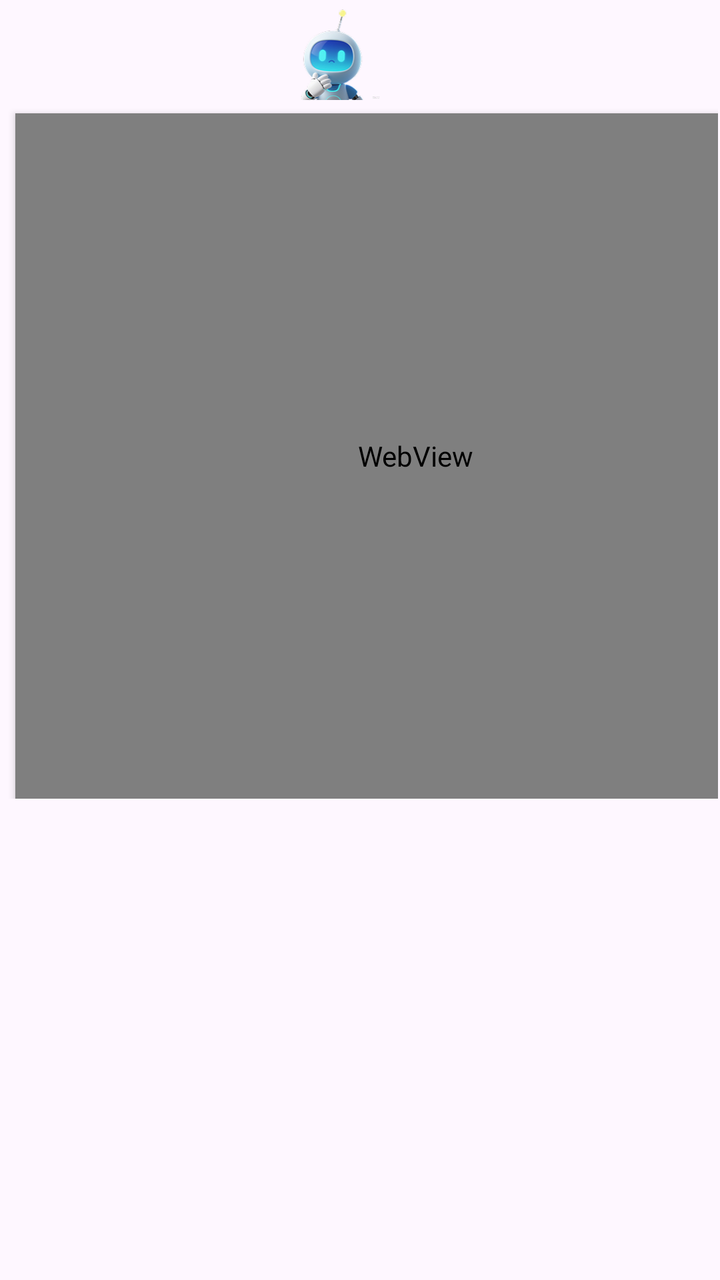
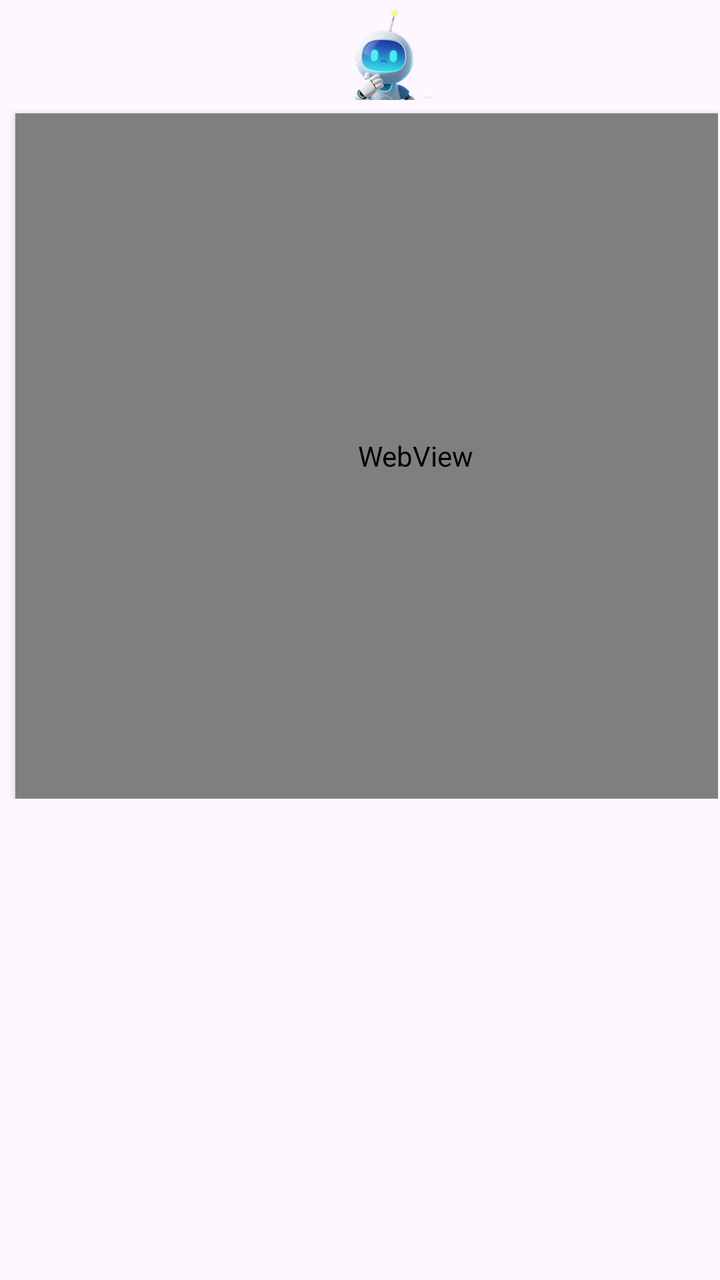

Compare the two renders of this Android layout. The source of the first and the diff that turns it into the second are given below.
<!-- AndroidManifest.xml: application theme Theme.AIAgent -->
<!-- res/layout/aiagent_window_layout.xml -->
<?xml version="1.0" encoding="utf-8"?>
<FrameLayout xmlns:android="http://schemas.android.com/apk/res/android"
    android:layout_width="1244px"
    android:layout_height="1252px"
    android:id="@+id/myFrameLayout"
    android:padding="1dp">
    

    <LinearLayout
        android:layout_width="wrap_content"
        android:layout_height="wrap_content"

        android:id="@+id/aiagentlinearLayout"

        android:orientation="vertical">
        <LinearLayout
            android:layout_width="wrap_content"
            android:layout_height="wrap_content"

            android:id="@+id/tipslayout"
            android:layout_marginLeft="422px"
            android:orientation="horizontal">
            <ImageView
                android:id="@+id/roboticon"
                android:layout_width="147px"
                android:layout_height="147px"

                android:scaleType="fitXY"
                android:src="@drawable/robot"
                android:visibility="visible" />
            <LinearLayout
                android:layout_width="wrap_content"
                android:layout_height="wrap_content"
                android:layout_marginLeft="187px"
                android:layout_marginTop="15px"
                android:id="@+id/inputtextslayout"

                android:orientation="vertical">
                <TextView
                    android:id="@+id/inputtext"
                    android:layout_width="323px"
                    android:layout_height="63px"
                    android:textColor="#FF000000"
                    android:textSize="20sp"/>
                <TextView
                    android:id="@+id/proceduer"
                    android:layout_width="235px"
                    android:layout_height="40px"
                    android:textColor="#FF007AFF"
                    android:text="qwen3.0生成中..."
                    android:visibility="gone"
                    android:textSize="15sp"/>
            </LinearLayout>
        </LinearLayout>
        <LinearLayout
            android:layout_width="wrap_content"
            android:layout_height="wrap_content"

            android:id="@+id/btnslayout"
            android:visibility="gone"
            android:orientation="vertical">
            <LinearLayout
                android:layout_width="1000px"
                android:layout_height="240px"
                android:layout_marginLeft="120px"
                android:layout_marginTop="96px"
                android:id="@+id/radiolayout"

                android:orientation="horizontal">
                <android.widget.Switch
                    android:id="@+id/btnwindow"
                    android:layout_width="281px"
                    android:layout_height="177px"
                    android:layout_marginTop="31px"

                    android:scaleType="fitXY"
                    android:background="@drawable/radiobtnbg"
                    android:textSize="10sp"

                    android:text="车窗"/>
                <android.widget.Switch
                    android:id="@+id/btnoutdoor"
                    android:layout_width="281px"
                    android:layout_height="177px"
                    android:layout_marginTop="31px"
                    android:layout_marginLeft="50px"

                    android:scaleType="fitXY"
                    android:background="@drawable/radiobtnbg"
                    android:textSize="10sp"

                    android:text="外循环"/>
                <android.widget.Switch
                    android:id="@+id/btncleanair"
                    android:layout_width="281px"
                    android:layout_height="177px"
                    android:layout_marginTop="31px"
                    android:layout_marginLeft="50px"

                    android:scaleType="fitXY"
                    android:background="@drawable/radiobtnbg"
                    android:textSize="10sp"
                    android:text="净化空气"/>


            </LinearLayout>
            <LinearLayout
                android:layout_width="wrap_content"
                android:layout_height="wrap_content"

                android:id="@+id/nmbtnslayout"

                android:orientation="horizontal">
                <android.widget.Button
                    android:id="@+id/btncancel"
                    android:layout_width="156px"
                    android:layout_height="80px"
                    android:layout_marginTop="174px"
                    android:layout_marginLeft="350px"

                    android:scaleType="fitXY"
                    android:background="@drawable/button_selector"
                    android:text="取消"/>
                <android.widget.Button
                    android:id="@+id/btnexecute"
                    android:layout_width="156px"
                    android:layout_height="80px"
                    android:layout_marginTop="174px"
                    android:layout_marginLeft="168px"

                    android:scaleType="fitXY"
                    android:background="@drawable/button_selector"
                    android:text="执行"/>

            </LinearLayout>
        </LinearLayout>
        <WebView
            android:id="@+id/responseWebView"
            android:layout_width="1200px"
            android:layout_height="1028px"
            android:layout_marginLeft="20px"
            android:layout_marginTop="20px"
            android:elevation="2dp" />
    </LinearLayout>

</FrameLayout>
<!-- resources referenced by this layout -->
<resources>
  <!-- drawable button_selector (drawable) -->
  <selector xmlns:android="http://schemas.android.com/apk/res/android">
      <item android:drawable="@drawable/btnpress" android:state_pressed="true" />
      <item android:drawable="@drawable/radiobtnbg" android:state_focused="true" />
      <item android:drawable="@drawable/radiobtnbg" />
  </selector>
  <!-- drawable radiobtnbg: png bitmap (drawable, 1460 bytes) -->
  <!-- drawable robot: png bitmap (drawable, 20945 bytes) -->
  <style name="Theme.AIAgent" parent="Base.Theme.AIAgent" />
  <!-- drawable btnpress: png bitmap (drawable, 1052 bytes) -->
  <style name="Base.Theme.AIAgent" parent="Theme.Material3.DayNight.NoActionBar">
          
          
      </style>
</resources>

<!-- the commit's change to res/layout/aiagent_window_layout.xml (unified diff, before → after) -->
@@ -18,7 +18,7 @@
             android:layout_height="wrap_content"
 
             android:id="@+id/tipslayout"
-            android:layout_marginLeft="422px"
+            android:layout_marginLeft="500px"
             android:orientation="horizontal">
             <ImageView
                 android:id="@+id/roboticon"
